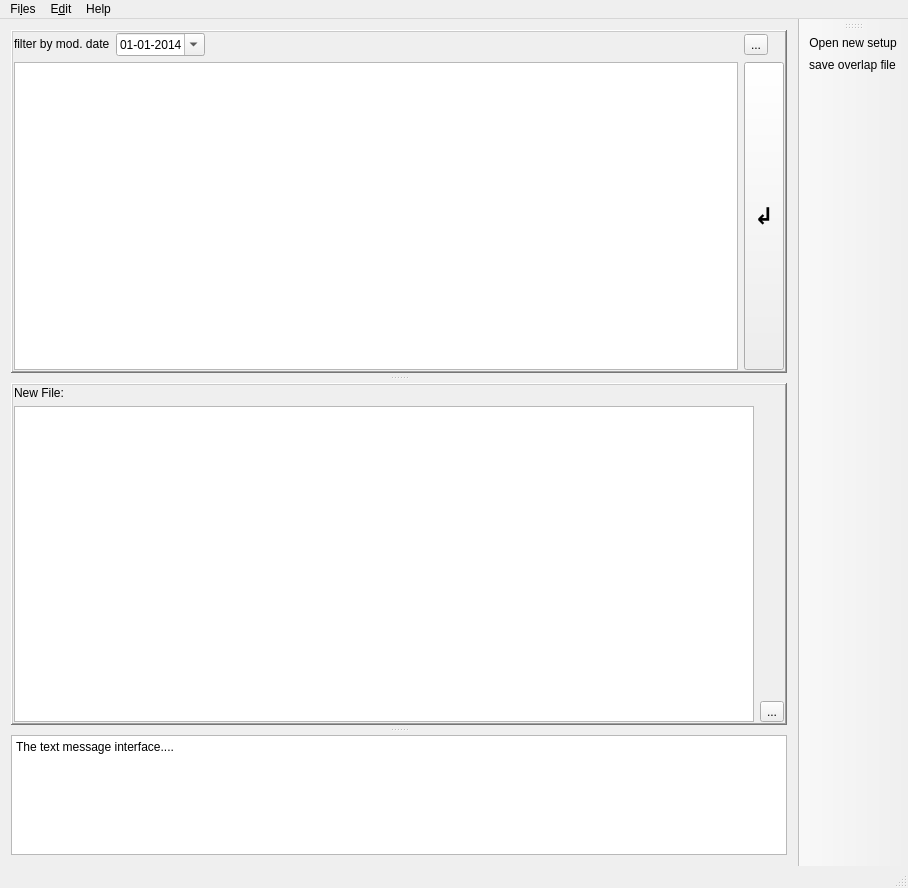
Old version of the form GUI/mainwindow2.ui in the repository sem-geologist/Cam-overlap-manager.
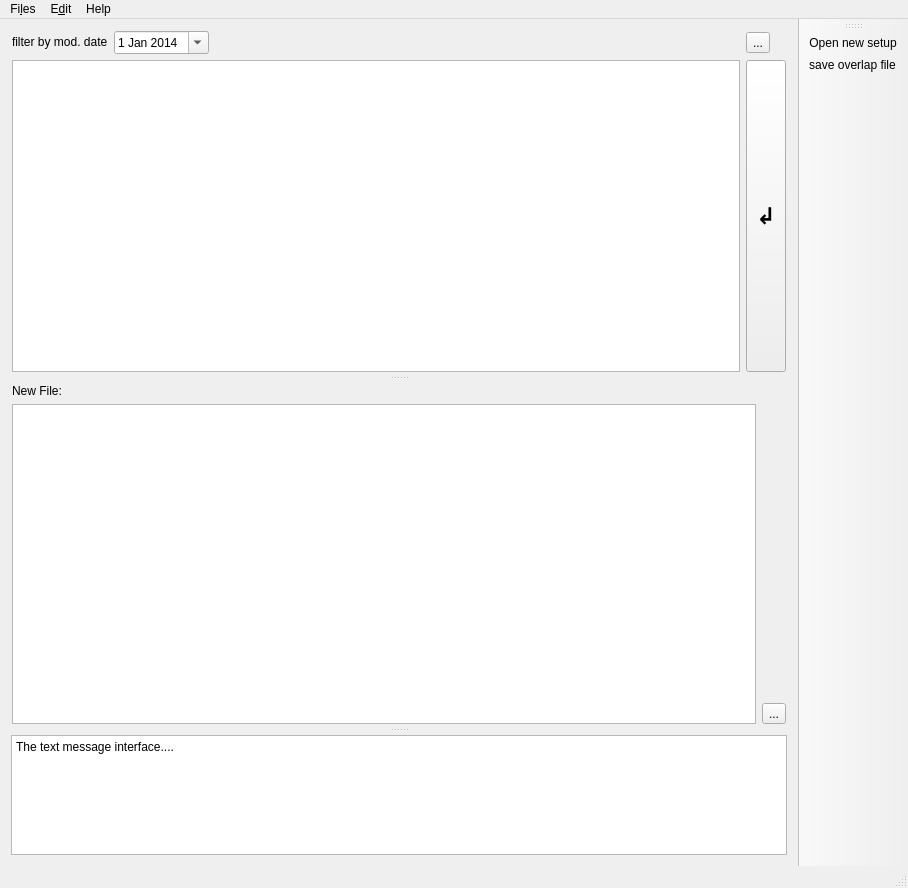
New version of the form. Icons and pictures are not drawn.

Commit message: bug fixes: 1. hack around the retardedly delayed MS Windows (>=7) file locking GUI changes: 1. hide section decorations, which looks obnoxiously retarded on MS Windows 2. remove date formating for date picker, so that queen and imperials also be able to use it 3. enlarge font a bit, to counteract retarded monitor positioning by Cameca. 4. tweek dark theme, so it does not look like standard MS Windows shit

Patch:
```diff
--- a/GUI/mainwindow2.ui
+++ b/GUI/mainwindow2.ui
@@ -27,9 +27,6 @@
        <number>10</number>
       </property>
       <widget class="QFrame" name="frame">
-       <property name="frameShape">
-        <enum>QFrame::WinPanel</enum>
-       </property>
        <property name="frameShadow">
         <enum>QFrame::Raised</enum>
        </property>
@@ -57,9 +54,6 @@
           <property name="whatsThis">
            <string>date filter with filters out overlap items with older than selection date</string>
           </property>
-          <property name="displayFormat">
-           <string notr="true">dd-MM-yyyy</string>
-          </property>
           <property name="calendarPopup">
            <bool>true</bool>
           </property>
@@ -103,6 +97,9 @@
           <property name="statusTip">
            <string>show/hide element table (ctrl+T), overlap tree can be filtered by with element selection</string>
           </property>
+          <property name="styleSheet">
+           <string notr="true"/>
+          </property>
           <property name="text">
            <string>...</string>
           </property>
@@ -240,7 +237,7 @@
       </widget>
       <widget class="QFrame" name="frame2">
        <property name="frameShape">
-        <enum>QFrame::WinPanel</enum>
+        <enum>QFrame::NoFrame</enum>
        </property>
        <property name="frameShadow">
         <enum>QFrame::Raised</enum>
```
The commit also changes 2 other files.
